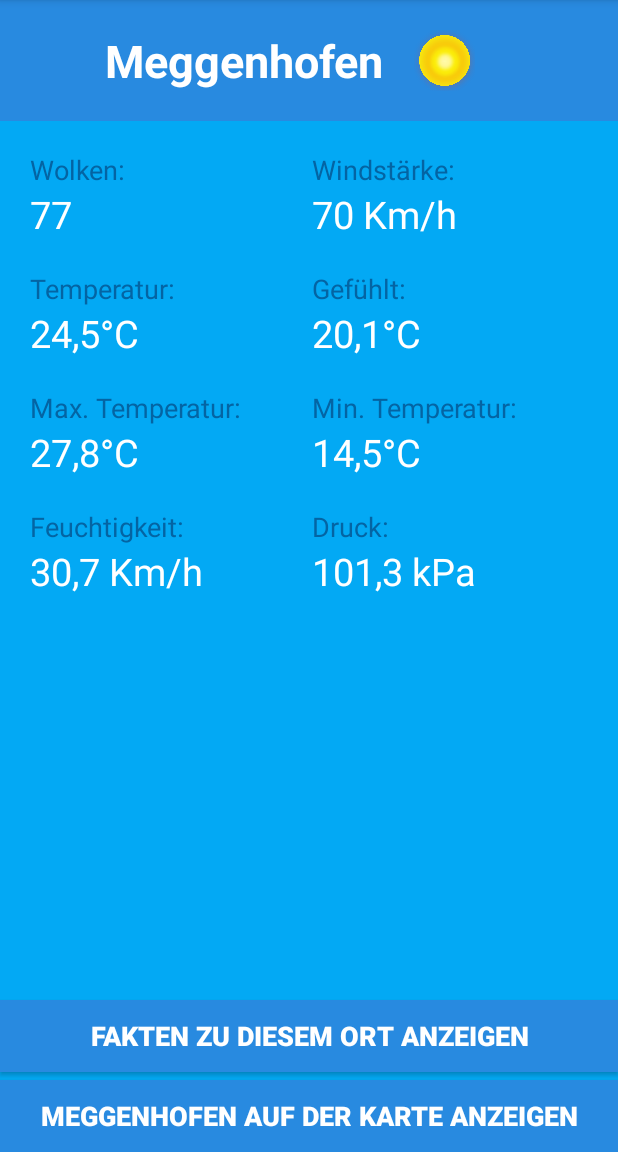
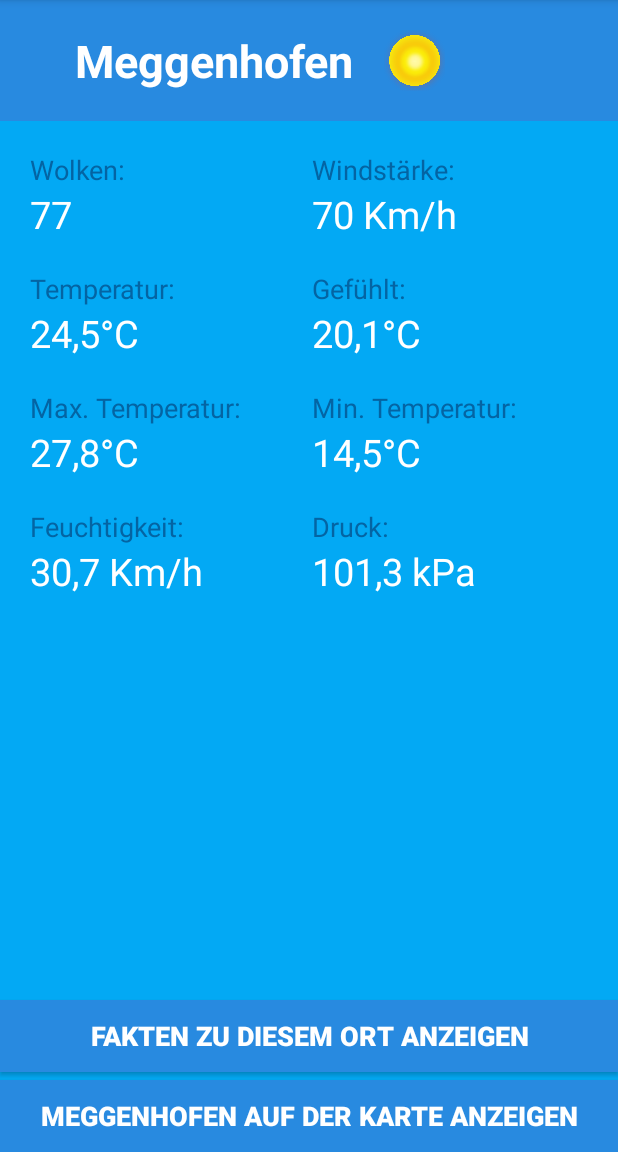
Before and after one commit to sebastianLindinger/POS-Projekt_Lindinger-Huemer-Vormayr, an Android app: the DetailActivity screen opened directly, with no data from a screen before it, on a phone screen of 412 x 824 dp, the part 84-1236 px from its top. Run offline under Robolectric (Android 15) with nearby library versions, the phone set to English and light mode, and no system bars.

Commit message:
Beautified some Layouts

```diff
--- a/App/app/src/main/java/com/example/sunfinder/DetailActivity/DetailActivity.java
+++ b/App/app/src/main/java/com/example/sunfinder/DetailActivity/DetailActivity.java
@@ -4,25 +4,36 @@ import androidx.appcompat.app.AppCompatActivity;
 
 import android.content.Intent;
 import android.os.Bundle;
+import android.util.Log;
+import android.view.View;
 
 import com.example.sunfinder.FactsActivity.FactsActivity;
 import com.example.sunfinder.FactsActivity.Fragment_Facts;
+import com.example.sunfinder.MainActivity.Fragment_Start;
 import com.example.sunfinder.R;
 
 public class DetailActivity extends AppCompatActivity implements OnViewFactsListener {
 
     private boolean showFacts = false;
     private Fragment_Facts fragment_facts;
+    private static final String TAG = DetailActivity.class.getSimpleName();
     @Override
     protected void onCreate(Bundle savedInstanceState) {
         super.onCreate(savedInstanceState);
         setContentView(R.layout.activity_detail);
         fragment_facts = (Fragment_Facts)getSupportFragmentManager().findFragmentById(R.id.fragment_facts);
         showFacts = fragment_facts != null && fragment_facts.isInLayout();
+        if(showFacts){
+            viewFactsClicked();
+            findViewById(R.id.button_Detail_ViewFacs).setVisibility(View.GONE);
+        }
     }
     @Override
     public void viewFactsClicked() {
-        if (showFacts)fragment_facts.showinformation();
+        Log.d(TAG, "vieFactsClicked: entered");
+        if (showFacts){
+            fragment_facts.showinformation();
+        }
         else callFactsActivity();
     }
     private void callFactsActivity()
--- a/App/app/src/main/res/layout/activity_detail.xml
+++ b/App/app/src/main/res/layout/activity_detail.xml
@@ -3,6 +3,7 @@
     xmlns:app="http://schemas.android.com/apk/res-auto"
     xmlns:tools="http://schemas.android.com/tools"
     android:layout_width="match_parent"
+    android:background="@android:color/black"
     android:layout_height="match_parent"
     android:orientation="horizontal"
     tools:context=".DetailActivity.DetailActivity">
@@ -12,6 +13,7 @@
         android:name="com.example.sunfinder.DetailActivity.Fragment_Detail"
         android:layout_width="0dp"
         android:layout_weight="1"
+        android:layout_marginRight="10dp"
         android:layout_height="match_parent" />
 
     <fragment
--- a/App/app/src/main/res/layout/fragment_fragment__detail.xml
+++ b/App/app/src/main/res/layout/fragment_fragment__detail.xml
@@ -18,6 +18,8 @@
             android:layout_width="match_parent"
             android:layout_height="wrap_content"
             android:background="@color/DarkBlue"
+            android:paddingLeft="30dp"
+            android:paddingRight="30dp"
             android:orientation="horizontal">
 
             <TextView
@@ -25,7 +27,7 @@
                 android:layout_width="wrap_content"
                 android:layout_height="wrap_content"
                 android:layout_margin="20dp"
-                android:paddingLeft="50dp"
+                android:gravity="center"
                 android:text="Meggenhofen"
                 android:textAlignment="center"
                 android:textColor="@android:color/white"
@@ -37,7 +39,6 @@
                 android:layout_width="match_parent"
                 android:layout_height="match_parent"
                 android:paddingTop="20dp"
-                android:paddingRight="30dp"
                 android:paddingBottom="20dp"
                 android:scaleType="fitStart"
                 android:src="@drawable/sonne" />
--- a/App/app/src/main/res/layout/fragment_fragment__facts.xml
+++ b/App/app/src/main/res/layout/fragment_fragment__facts.xml
@@ -21,7 +21,7 @@
                 android:id="@+id/textView_Facts_Title"
                 android:layout_width="wrap_content"
                 android:layout_height="wrap_content"
-                android:layout_margin="20dp"
+                android:layout_margin="16dp"
                 android:text="Nutzerkommentare zu Meggenhofen"
                 android:textAlignment="center"
                 android:textColor="@android:color/white"
```
Also changed, not shown: 4 other files.
